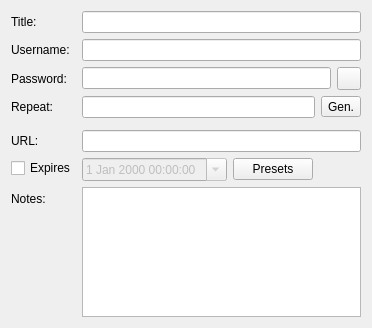
First picture: the form in src/gui/entry/EditEntryWidgetMain.ui, repository keepassx/keepassx, before the edit.
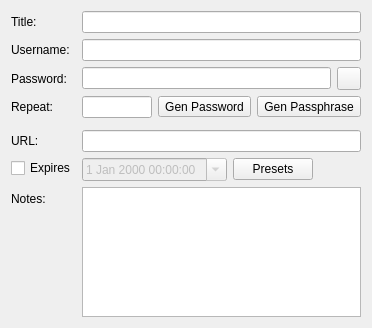
Second picture: the form after the edit. Custom widgets are drawn as their Qt base class.

Commit message: Added PassphraseGenerator (that does not generate passphrases yet) and PassphraseGeneratorWidget, and the code to make them appear in the GUI

```diff
--- a/src/gui/entry/EditEntryWidgetMain.ui
+++ b/src/gui/entry/EditEntryWidgetMain.ui
@@ -78,13 +78,23 @@
      <item>
       <widget class="QToolButton" name="togglePasswordGeneratorButton">
        <property name="text">
-        <string>Gen.</string>
+        <string>Gen Password</string>
        </property>
        <property name="checkable">
         <bool>true</bool>
        </property>
       </widget>
      </item>
+     <item>
+      <widget class="QToolButton" name="togglePassphraseGeneratorButton">
+       <property name="text">
+        <string>Gen Passphrase</string>
+       </property>
+       <property name="checkable">
+        <bool>true</bool>
+       </property>
+      </widget>
+    </item>
     </layout>
    </item>
    <item row="7" column="0">
@@ -148,6 +158,12 @@
   </layout>
  </widget>
  <customwidgets>
+  <customwidget>
+   <class>PassphraseGeneratorWidget</class>
+   <extends>QWidget</extends>
+   <header>gui/PassphraseGeneratorWidget.h</header>
+   <container>1</container>
+  </customwidget>
   <customwidget>
    <class>PasswordGeneratorWidget</class>
    <extends>QWidget</extends>
```
Left out of the diff: 5 changed lines with no effect on the pictures. The commit also changes 10 other files.
